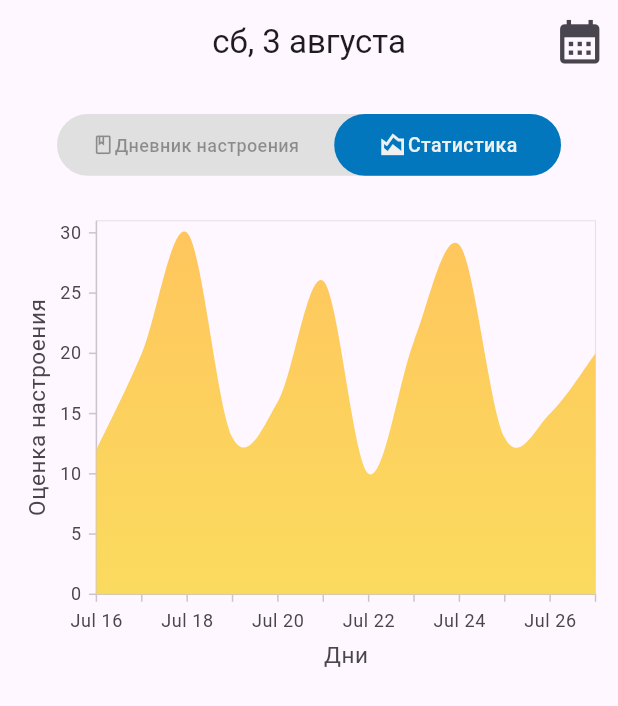
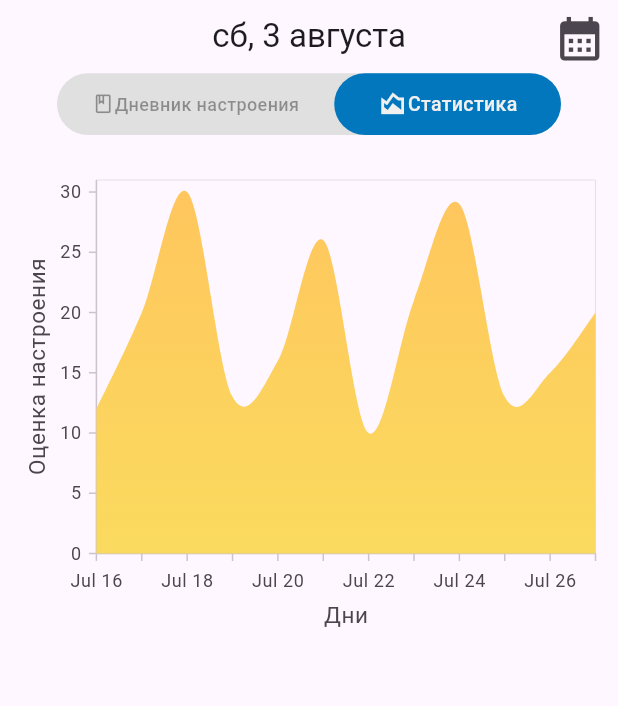
Before and after one commit to LogwinGG/mood_diary, a Flutter app: the screen it shows after launch, after a tap on "Статистика", on a phone screen of 412 x 824 dp. Shown: the top 706 px of the screen. Run offline on Flutter 3.47's test engine with Material 3 defaults, Android fonts, the phone set to English and light mode, and no system bars; our stand-ins replace calendar_date_picker2, flutter_riverpod, freezed_annotation, syncfusion_flutter_charts.

Commit message:
add sliverAppBar

```diff
--- a/lib/main.dart
+++ b/lib/main.dart
@@ -19,10 +19,12 @@ class MyApp extends StatelessWidget {
     return MaterialApp(
       theme: ThemeData(
         colorScheme: ColorScheme.fromSeed(
-          seedColor: Colors.deepPurple,
+          seedColor: Colors.purple.shade900,
           primary: Colors.lightBlue[800],
+          //brightness: Brightness.light
         ),
         useMaterial3: true,
+
       ),
       home: const HomePage(),
       debugShowCheckedModeBanner: false,
--- a/lib/pages/home_page/home_page.dart
+++ b/lib/pages/home_page/home_page.dart
@@ -1,4 +1,5 @@
 import 'package:flutter/material.dart';
+import 'package:flutter/services.dart';
 import 'package:flutter_riverpod/flutter_riverpod.dart';
 import 'package:intl/intl.dart';
 import 'package:mood_diary/pages/home_page/calendar.dart';
@@ -17,6 +18,7 @@ class HomePage extends StatefulWidget {
   State<HomePage> createState() => _HomePageState();
 }
 
+
 class _HomePageState extends State<HomePage> {
   int _selectedTabIndex = 0;
   double heightP = 0.05;
@@ -24,11 +26,20 @@ class _HomePageState extends State<HomePage> {
   @override
   Widget build(BuildContext context) {
     return Scaffold(
-      appBar: AppBar(
+      body:  AnnotatedRegion<SystemUiOverlayStyle>(
+        value: SystemUiOverlayStyle.light.copyWith(
+            statusBarColor: Colors.black.withOpacity(0.3)
+        ),
+        child: CustomScrollView(
+          slivers: [
+            SliverAppBar(
+              pinned: false,
+              snap: false,
+              floating: false,
+              centerTitle: true,
               title: Consumer(builder: (context, ref, child) {
                 return Text(date(ref.watch(selectDateProvider)[0]) );
               },),
-        centerTitle: true,
               actions: [
                 IconButton(
                   onPressed: (){
@@ -38,14 +49,11 @@ class _HomePageState extends State<HomePage> {
                   },
                   icon: const Icon(Icons.calendar_month),iconSize: 35,)
               ],
-      ),
-      body:  SingleChildScrollView(
-        child: Column(
-          children: <Widget>[
-            const SizedBox(height: 20),
+              bottom: PreferredSize(preferredSize: Size.fromHeight(34),
+              child:
                     Center( ///Tabs
                       child: Padding(
-                padding: const EdgeInsets.symmetric(horizontal: 38),
+                        padding: const EdgeInsets.only(left: 38,right: 38),
                         child: Container(
                           height: MediaQuery.of(context).size.height * heightP,
                           width: MediaQuery.of(context).size.width,
@@ -96,16 +104,18 @@ class _HomePageState extends State<HomePage> {
                         ),
                       ),
                     ),
-
+                ),
+            ),
+            SliverList.list(children: [
               _selectedTabIndex == 0?
                 const MoodNoteTab()
               : const StatisticsTab(),
-
-          ],
-        )
+            ]),],
+        ),
       ),
     );
   }
+
   final TextStyle _styleSelectedTab = const TextStyle(
       color: Color.fromRGBO(240, 240, 240, 1),
       fontSize: 13,
@@ -118,5 +128,4 @@ class _HomePageState extends State<HomePage> {
 
   Color _colorITS(int tab) => tab== _selectedTabIndex ? const Color.fromRGBO(240, 240, 240, 1)
                                                :Colors.black38;
-
 }
--- a/lib/pages/home_page/mood_note_tab/emotions_piker.dart
+++ b/lib/pages/home_page/mood_note_tab/emotions_piker.dart
@@ -19,7 +19,7 @@ class EmotionsPiker extends ConsumerWidget {
         children: [
           Row(
             children: [
-              const SizedBox(width: 15),
+              const SizedBox(width: 10),
 
               for (var i = 0; i < _emotionsAll.length; ++i) ...{
                 GestureDetector(
@@ -33,8 +33,8 @@ class EmotionsPiker extends ConsumerWidget {
                     ref.read(feelingsProvider.notifier).state = [];
                   },
                   child: Container(
-                      height: 140,
-                      width: 94,
+                      height: 170,
+                      width: 120,
                       decoration: BoxDecoration(
                         border: ref.watch(emotionProvider)==_emotionsAll[i]? Border.all(color: Theme.of(context).primaryColor,width: 2): null,
                         borderRadius: BorderRadius.circular(70),
@@ -50,17 +50,20 @@ class EmotionsPiker extends ConsumerWidget {
 
                       ),
                       child: Column(
-                        mainAxisAlignment: MainAxisAlignment.center,
+                        mainAxisAlignment: MainAxisAlignment.start,
                         children: [
                           Image.asset('assets/images/h${i+1}.webp',scale: 5,),
-                          Text(_emotionsAll[i] ,style: const TextStyle(fontSize: 12,color: Color.fromRGBO(21, 37, 79, 1.0))
+                          Text(_emotionsAll[i] ,style: const TextStyle(
+                            fontSize: 13,/* fontWeight: FontWeight.w600*/),
+                            softWrap: false,
+                            overflow: TextOverflow.visible
                           )],
                       )
                   ),
                 ),
-                const SizedBox(width: 10), //между карточками
+                const SizedBox(width: 8), //между карточками
               },
-              const SizedBox(width: 5), //доп.отступ послед. карточки
+              const SizedBox(width: 2), //доп.отступ послед. карточки
             ],),
           const SizedBox(height: 15),
         ],)
```
Lines whose indentation alone changed are shown as unchanged.
